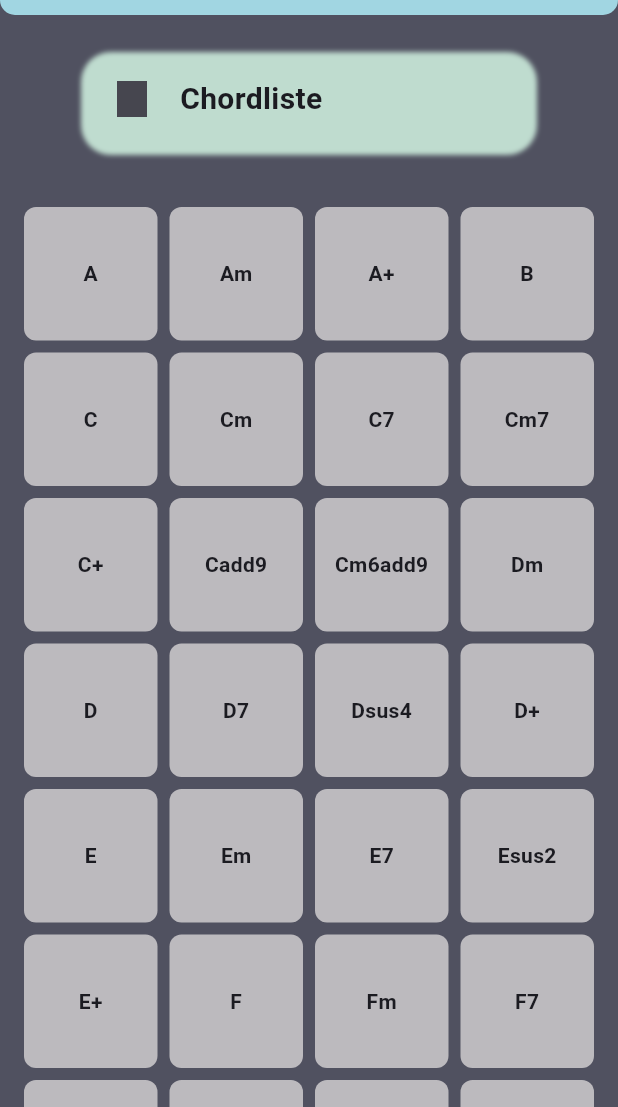
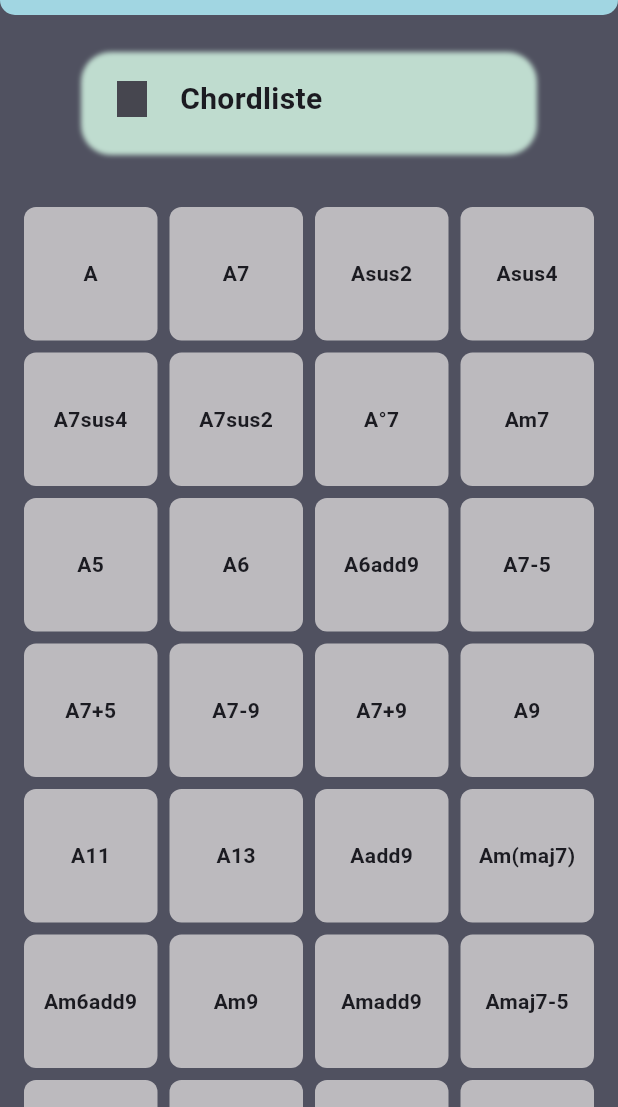
Before and after one commit to Miguele73/new_easy_guitalele_app, a Flutter app: the ChordListScreen screen opened by its route, on a phone screen of 412 x 824 dp, the part 129-1236 px from its top. Run offline on Flutter 3.47's test engine with Material 3 defaults, Android fonts, the phone set to English and light mode, and no system bars; our stand-ins replace google_fonts; Roboto replaces fonts that are missing (Rye).

```diff
--- a/lib/src/features/auth/chord/chord.dart
+++ b/lib/src/features/auth/chord/chord.dart
@@ -6,6 +6,36 @@ class Chord {
 
 List<Chord> allChords = [
   Chord(chordName: 'A', assetImagePath: 'assets/chords/A.png'),
+
+  Chord(chordName: 'A7', assetImagePath: 'assets/chords/A7.png'),
+  Chord(chordName: 'Asus2', assetImagePath: 'assets/chords/Asus2.png'),
+  Chord(chordName: 'Asus4', assetImagePath: 'assets/chords/Asus4.png'),
+  Chord(chordName: 'A7sus4', assetImagePath: 'assets/chords/A7sus4.png'),
+  Chord(chordName: 'A7sus2', assetImagePath: 'assets/chords/A7sus2.png'),
+  Chord(chordName: 'A°7', assetImagePath: 'assets/chords/A°7.png'),
+  Chord(chordName: 'Am7', assetImagePath: 'assets/chords/Am7.png'),
+  Chord(chordName: 'A5', assetImagePath: 'assets/chords/A5.png'),
+  Chord(chordName: 'A6', assetImagePath: 'assets/chords/A6.png'),
+  Chord(chordName: 'A6add9', assetImagePath: 'assets/chords/A6add9.png'),
+  Chord(chordName: 'A7-5', assetImagePath: 'assets/chords/A7-5.png'),
+  Chord(chordName: 'A7+5', assetImagePath: 'assets/chords/A7+5.png'),
+  Chord(chordName: 'A7-9', assetImagePath: 'assets/chords/A7-9.png'),
+  Chord(chordName: 'A7+9', assetImagePath: 'assets/chords/A7+9.png'),
+  Chord(chordName: 'A9', assetImagePath: 'assets/chords/A9.png'),
+  Chord(chordName: 'A11', assetImagePath: 'assets/chords/A11.png'),
+  Chord(chordName: 'A13', assetImagePath: 'assets/chords/A13.png'),
+  Chord(chordName: 'Aadd9', assetImagePath: 'assets/chords/Aadd9.png'),
+  Chord(chordName: 'Am(maj7)', assetImagePath: 'assets/chords/Am(maj7).png'),
+  Chord(chordName: 'Am6add9', assetImagePath: 'assets/chords/Am6add9.png'),
+  Chord(chordName: 'Am9', assetImagePath: 'assets/chords/Am9.png'),
+  Chord(chordName: 'Amadd9', assetImagePath: 'assets/chords/Amadd9.png'),
+  Chord(chordName: 'Amaj7-5', assetImagePath: 'assets/chords/Amaj7-5.png'),
+  Chord(chordName: 'Amaj7+5', assetImagePath: 'assets/chords/Amaj7+5.png'),
+  Chord(chordName: 'Amaj9', assetImagePath: 'assets/chords/Amaj9.png'),
+
+  Chord(chordName: 'Am6', assetImagePath: 'assets/chords/Am6.png'),
+  Chord(chordName: 'Amaj7', assetImagePath: 'assets/chords/Amaj7.png'),
+  Chord(chordName: 'A°', assetImagePath: 'assets/chords/A°.png'),
   Chord(chordName: 'Am', assetImagePath: 'assets/chords/Am.png'),
   Chord(chordName: 'A+', assetImagePath: 'assets/chords/A+.png'),
   Chord(chordName: 'B', assetImagePath: 'assets/chords/B.png'),
```
Also changed, not shown: assets/chords/A11.png (added), assets/chords/A13.png (added), assets/chords/A6add9.png (added), assets/chords/A7+5.png (added), assets/chords/A7+9.png (added), assets/chords/A7-5.png (added), assets/chords/A7-9.png (added), assets/chords/A9.png (added), assets/chords/Aadd9.png (added), assets/chords/Am(maj7).png (added), assets/chords/Am6add9.png (added), assets/chords/Am9.png (added), assets/chords/Amadd9.png (added), assets/chords/Amaj7+5.png (added), 2 more files.
